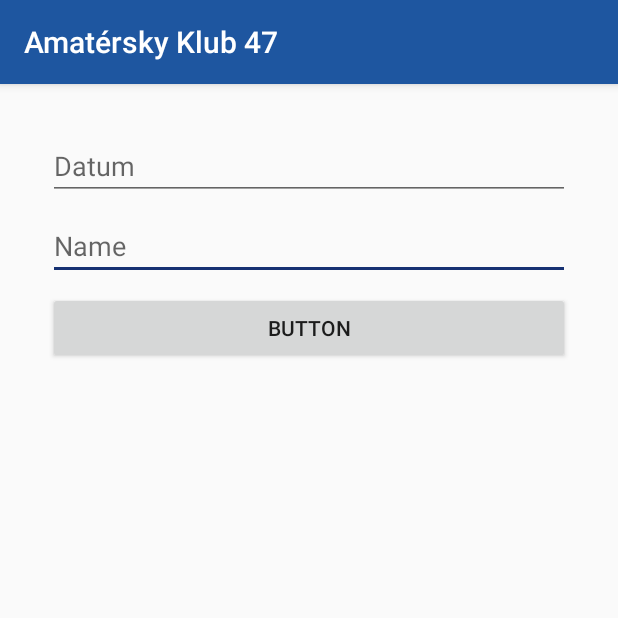
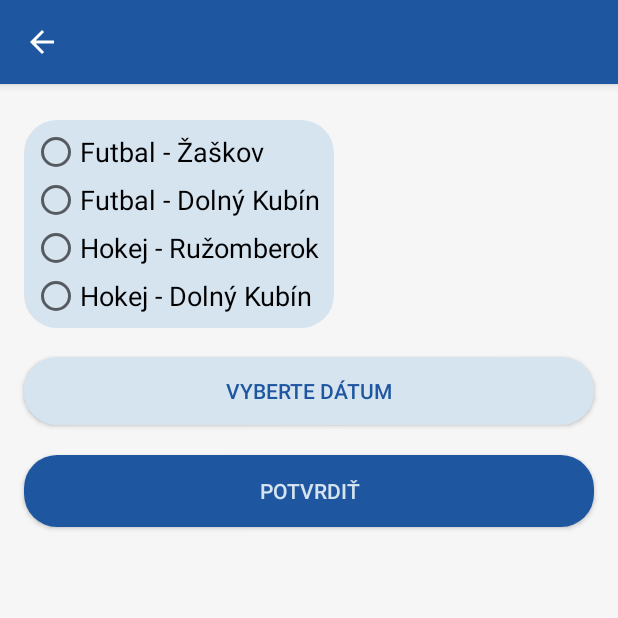
Before and after one commit to SimekJakubS/AK47AnnualProject, an Android app: the screen it shows after launch once a user with an empty profile is signed in (NewDatabaseWrite before the commit, DatabaseWrite after it), in the options menu, after a tap on "Nový zápas", on a phone screen of 412 x 824 dp, the top half of it. Run offline under Robolectric (Android 15) with nearby library versions, the phone set to English and light mode, and no system bars; our stand-ins replace Firebase (no records; nobody signed in at launch, a user with empty details on screens opened directly).

```diff
--- a/app/src/main/AndroidManifest.xml
+++ b/app/src/main/AndroidManifest.xml
@@ -35,7 +35,7 @@
         </activity>
 
         <activity android:name=".LoginActivity" />
-        <activity android:name=".NewDatabaseWrite" />
+        <activity android:name=".DatabaseWrite" />
     </application>
 
     </manifest>
--- a/app/src/main/java/com/e/amatrskyklub47/CoreActivity.kt
+++ b/app/src/main/java/com/e/amatrskyklub47/CoreActivity.kt
@@ -43,7 +43,13 @@ class CoreActivity : AppCompatActivity()
         }
         else
         {
-            Log.d("Logcat", "UZIVATEL JE PRIHLASENY")
+            var pomocne : Int = 1
+            if(pomocne == 1)
+            {
+                Log.d("Logcat", "UZIVATEL JE PRIHLASENY")
+                pomocne = 0
+            }
+
             textWiew.text = "Tu najdete prehlad zapasov pre tento mesiac."
             //TOTO JE PRIKLAD PERSONALIZOVANEHO OKNA: textWiew.text = "Hello, ${loginName.text}!!"
         }
@@ -56,14 +62,20 @@ class CoreActivity : AppCompatActivity()
             R.id.core_new_date ->
             {
                 //Toast.makeText(this, "Nový zápas vytvorený", Toast.LENGTH_SHORT).show()
-                val intent = Intent(this, NewDatabaseWrite::class.java)
-                intent.flags = Intent.FLAG_ACTIVITY_CLEAR_TASK.or(Intent.FLAG_ACTIVITY_NEW_TASK )
+                val intent = Intent(this, DatabaseWrite::class.java)
+                //intent.flags = Intent.FLAG_ACTIVITY_CLEAR_TASK.or(Intent.FLAG_ACTIVITY_NEW_TASK )NEZNICI CORE ACTIVITY, DA SA PREPNUT NASPAT
                 startActivity(intent)
             }
 
             R.id.core_info ->
             {
                 val intent = Intent(this, AuthorInfo::class.java)
+                startActivity(intent)
+            }
+
+            R.id.core_rate_app ->
+            {
+               /* val intent = Intent(this, NewDatabaseWrite::class.java)*/
                 startActivity(intent)
             }
 
--- a/app/src/main/java/com/e/amatrskyklub47/LoginActivity.kt
+++ b/app/src/main/java/com/e/amatrskyklub47/LoginActivity.kt
@@ -19,7 +19,7 @@ class LoginActivity : AppCompatActivity()
             val email = email_login.text.toString()
             val password = password_login.text.toString()
 
-            Log.d("Logcat", "Pokus o [rrihlasenie sa with mail; $email/***")
+            Log.d("Logcat", "Pokus o prihlasenie sa with mail; $email")
 
             if (email.isEmpty())
             {
--- a/app/src/main/java/com/e/amatrskyklub47/NewDatabaseWrite.kt
+++ /dev/null
@@ -1,69 +0,0 @@
-package com.e.amatrskyklub47
-
-import android.os.Bundle
-import android.view.View
-import android.widget.Button
-import android.widget.EditText
-import android.widget.Toast
-import androidx.appcompat.app.AppCompatActivity
-import com.google.firebase.database.FirebaseDatabase
-
-class NewDatabaseWrite : AppCompatActivity(), View.OnClickListener {
-
-
-    private lateinit var datum : EditText
-    private lateinit var meno : EditText
-    private lateinit var buttonSave : Button
-
-
-    override fun onCreate(savedInstanceState: Bundle?)
-    {
-        super.onCreate(savedInstanceState)
-        setContentView(R.layout.database_write)
-
-        datum = findViewById(R.id.dateWriteDatabase)
-        meno = findViewById(R.id.nameWriteDatabase)
-        buttonSave = findViewById(R.id.databaseUpdateButton)
-
-        buttonSave.setOnClickListener(this)
-
-    }
-
-    override fun onClick(v: View?)
-    {
-        TODO("not implemented") //To change body of created functions use File | Settings | File Templates.
-        saveData()
-    }
-
-    private fun saveData()
-    {
-        val datumVal = datum.text.toString().trim()
-        val menoVal = meno.text.toString().trim()
-
-        if(datumVal.isEmpty())
-        {
-            datum.error = "Prazdny datum"
-            return
-        }
-
-        if(menoVal.isEmpty())
-        {
-            meno.error = "Prazdne meno"
-            return
-        }
-
-        val ref = FirebaseDatabase.getInstance().getReference("databazaZapis")
-
-        val akciaId = ref.push().key
-
-        val akcia = DatabaseLocal(akciaId, datumVal, menoVal)
-
-        if (akciaId != null) {
-            ref.child(akciaId).setValue(akcia).addOnCompleteListener {
-                Toast.makeText(applicationContext, "Odoslane pravdepodobne", Toast.LENGTH_SHORT).show()
-            }
-        }
-    }
-
-
-}
--- /dev/null
+++ b/app/src/main/res/drawable/rounded_image.xml
@@ -0,0 +1,6 @@
+<?xml version="1.0" encoding="utf-8"?>
+<shape xmlns:android="http://schemas.android.com/apk/res/android"
+
+    android:shape="rectangle">
+    <corners android:radius="10dp" />
+</shape>
--- a/app/src/main/res/layout/database_write.xml
+++ b/app/src/main/res/layout/database_write.xml
@@ -4,42 +4,91 @@
     xmlns:tools="http://schemas.android.com/tools"
     android:layout_width="match_parent"
     android:layout_height="match_parent"
+    android:background="@color/telo"
     android:orientation="vertical">
 
-    <EditText
-        android:id="@+id/nameWriteDatabase"
+
+    <Button
+        android:id="@+id/datePickerButton"
         android:layout_width="0dp"
-        android:layout_height="wrap_content"
-        android:layout_marginTop="8dp"
-        android:ems="10"
-        android:hint="Name"
-        android:inputType="textPersonName"
-        app:layout_constraintEnd_toEndOf="@+id/dateWriteDatabase"
-        app:layout_constraintHorizontal_bias="0.0"
-        app:layout_constraintStart_toStartOf="@+id/dateWriteDatabase"
-        app:layout_constraintTop_toBottomOf="@+id/dateWriteDatabase" />
+        android:layout_height="45dp"
+        android:background="@drawable/rounded_button"
+        android:text="Vyberte dátum"
+        android:textAlignment="center"
+        android:textColor="#1E56A0"
 
-    <EditText
-        android:id="@+id/dateWriteDatabase"
-        android:layout_width="0dp"
-        android:layout_height="wrap_content"
-        android:layout_marginStart="32dp"
-        android:layout_marginTop="32dp"
-        android:layout_marginEnd="32dp"
-        android:ems="10"
-        android:hint="Datum"
-        android:inputType="date"
-        app:layout_constraintEnd_toEndOf="parent"
-        app:layout_constraintStart_toStartOf="parent"
-        app:layout_constraintTop_toTopOf="parent" />
+        app:layout_constraintEnd_toEndOf="@+id/databaseUpdateButton"
+        app:layout_constraintStart_toStartOf="@+id/radio_group"
+        app:layout_constraintTop_toBottomOf="@+id/textView4" />
 
     <Button
         android:id="@+id/databaseUpdateButton"
         android:layout_width="0dp"
         android:layout_height="wrap_content"
-        android:layout_marginTop="8dp"
-        android:text="Button"
-        app:layout_constraintEnd_toEndOf="@+id/nameWriteDatabase"
-        app:layout_constraintStart_toStartOf="@+id/nameWriteDatabase"
-        app:layout_constraintTop_toBottomOf="@+id/nameWriteDatabase" />
+        android:layout_marginTop="20dp"
+        android:layout_marginEnd="16dp"
+        android:background="@drawable/rounded_policka"
+        android:text="Potvrdiť"
+        android:textColor="@color/vyplnenePolicko"
+        app:layout_constraintEnd_toEndOf="parent"
+        app:layout_constraintStart_toStartOf="@+id/radio_group"
+        app:layout_constraintTop_toBottomOf="@+id/datePickerButton" />
+
+    <RadioGroup
+        android:id="@+id/radio_group"
+        android:layout_width="wrap_content"
+        android:layout_height="wrap_content"
+        android:background="@drawable/rounded_button"
+        android:layout_marginStart="16dp"
+        android:layout_marginTop="24dp"
+        app:layout_constraintStart_toStartOf="parent"
+        app:layout_constraintTop_toTopOf="parent">
+
+        <RadioButton
+            android:id="@+id/radioButton1"
+            android:layout_width="201dp"
+            android:layout_height="wrap_content"
+            android:layout_marginStart="5dp"
+            android:layout_marginTop="5dp"
+            android:text="Futbal - Žaškov"
+            android:textSize="18sp" />
+
+        <RadioButton
+            android:id="@+id/radioButton2"
+            android:layout_width="201dp"
+            android:layout_height="wrap_content"
+            android:layout_marginStart="5dp"
+            android:text="Futbal - Dolný Kubín"
+            android:textSize="18sp" />
+
+        <RadioButton
+            android:id="@+id/radioButton3"
+            android:layout_width="201dp"
+            android:layout_height="wrap_content"
+            android:layout_marginStart="5dp"
+            android:text="Hokej - Ružomberok"
+            android:textSize="18sp" />
+
+        <RadioButton
+            android:id="@+id/radioButton4"
+            android:layout_width="201dp"
+            android:layout_height="wrap_content"
+            android:layout_marginStart="5dp"
+            android:layout_marginBottom="5dp"
+            android:text="Hokej - Dolný Kubín"
+            android:textSize="18sp" />
+
+    </RadioGroup>
+
+    <TextView
+        android:id="@+id/textView4"
+        android:layout_width="wrap_content"
+        android:layout_height="wrap_content"
+        android:text="TextView"
+        android:textColor="@color/telo"
+        app:layout_constraintEnd_toEndOf="@+id/radio_group"
+        app:layout_constraintStart_toStartOf="@+id/radio_group"
+        app:layout_constraintTop_toBottomOf="@+id/radio_group" />
+
+
 </androidx.constraintlayout.widget.ConstraintLayout>
--- a/app/src/main/res/menu/core_menu.xml
+++ b/app/src/main/res/menu/core_menu.xml
@@ -3,14 +3,20 @@
 
 
     <item
-    android:id="@+id/core_new_date"
-    android:title="Nový zápas"
+        android:id="@+id/core_new_date"
+        android:title="Nový zápas"
 
-    />
+        />
 
     <item
         android:id="@+id/core_info"
         android:title="Informácie o autorovi"
+
+        />
+
+    <item
+        android:id="@+id/core_rate_app"
+        android:title="Ohodnoťte aplikáciu"
 
         />
 
@@ -20,4 +26,6 @@
 
         />
 
+
+
 </menu>
--- a/build.gradle
+++ b/build.gradle
@@ -5,14 +5,13 @@ buildscript {
     repositories {
         google()
         jcenter()
-
     }
     dependencies {
-        classpath 'com.android.tools.build:gradle:3.5.2'
+        classpath 'com.android.tools.build:gradle:3.5.3'
         classpath "org.jetbrains.kotlin:kotlin-gradle-plugin:$kotlin_version"
         // NOTE: Do not place your application dependencies here; they belong
         // in the individual module build.gradle files
-        classpath 'com.google.gms:google-services:4.3.2'
+        classpath 'com.google.gms:google-services:4.3.3'
     }
 }
 
```
Also changed, not shown: app/build.gradle (+9 -8 lines), app/src/main/java/com/e/amatrskyklub47/AuthorInfo.kt (+13 -2 lines), app/src/main/java/com/e/amatrskyklub47/DatabaseLocal.kt (deleted, +0 -7 lines), app/src/main/java/com/e/amatrskyklub47/DatabaseWrite.kt (added, +125 -0 lines), app/src/main/res/values/strings.xml (+8 -1 lines).
